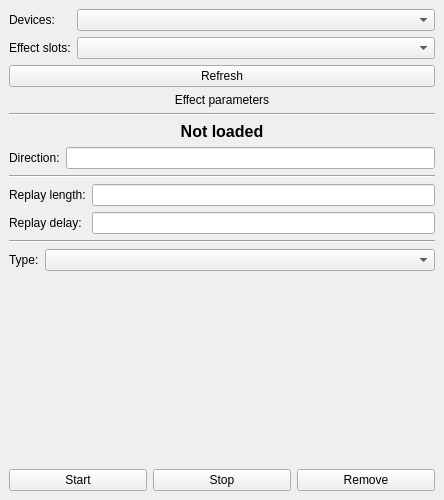
First picture: the form in mainwindow.ui, repository MadCatX/FFBChecker, before the edit.
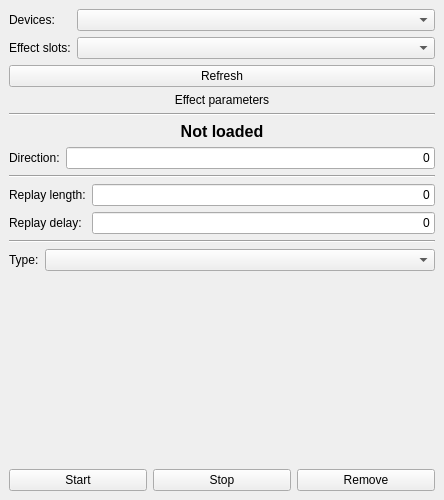
Second picture: the form after the edit.

Commit message: Remove all pages from EffectSettings QStackedWidget

What changed in the file:
```diff
--- a/mainwindow.ui
+++ b/mainwindow.ui
@@ -103,7 +103,14 @@
        </widget>
       </item>
       <item row="0" column="1">
-       <widget class="QLineEdit" name="qle_direction"/>
+       <widget class="QLineEdit" name="qle_direction">
+        <property name="text">
+         <string>0</string>
+        </property>
+        <property name="alignment">
+         <set>Qt::AlignRight|Qt::AlignTrailing|Qt::AlignVCenter</set>
+        </property>
+       </widget>
       </item>
      </layout>
     </item>
@@ -124,7 +131,14 @@
        </widget>
       </item>
       <item row="0" column="1">
-       <widget class="QLineEdit" name="qle_replayLength"/>
+       <widget class="QLineEdit" name="qle_replayLength">
+        <property name="text">
+         <string>0</string>
+        </property>
+        <property name="alignment">
+         <set>Qt::AlignRight|Qt::AlignTrailing|Qt::AlignVCenter</set>
+        </property>
+       </widget>
       </item>
       <item row="1" column="0">
        <widget class="QLabel" name="ql_replayDelay">
@@ -134,7 +148,14 @@
        </widget>
       </item>
       <item row="1" column="1">
-       <widget class="QLineEdit" name="qle_replayDelay"/>
+       <widget class="QLineEdit" name="qle_replayDelay">
+        <property name="text">
+         <string>0</string>
+        </property>
+        <property name="alignment">
+         <set>Qt::AlignRight|Qt::AlignTrailing|Qt::AlignVCenter</set>
+        </property>
+       </widget>
       </item>
      </layout>
     </item>
```
Left out of the diff: 5 changed lines with no effect on the pictures. The commit also changes 1 other file.
